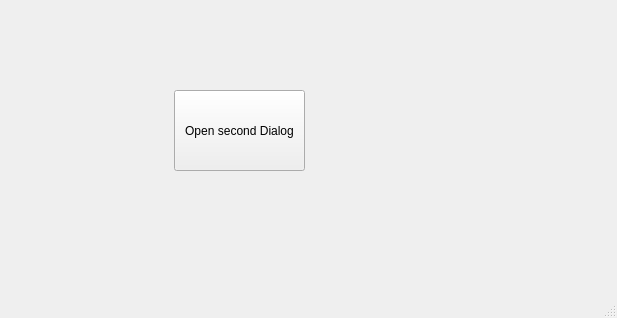
Qt form learning_QT/mainwindow.ui (hongthiet1994/QT_for_beginner) before a commit.
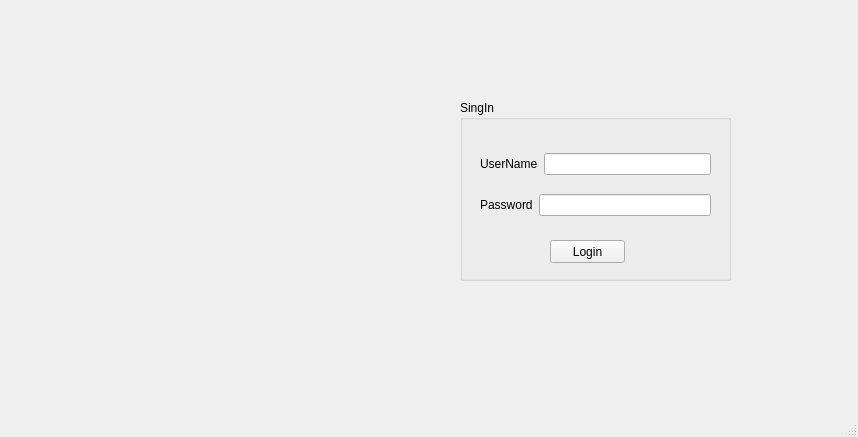
The same form after that commit.

Commit message: Simple Login app using QT

Patch:
```diff
--- a/learning_QT/mainwindow.ui
+++ b/learning_QT/mainwindow.ui
@@ -6,26 +6,79 @@
    <rect>
     <x>0</x>
     <y>0</y>
-    <width>617</width>
-    <height>318</height>
+    <width>858</width>
+    <height>437</height>
    </rect>
   </property>
   <property name="windowTitle">
    <string>MainWindow</string>
   </property>
   <widget class="QWidget" name="centralwidget">
-   <widget class="QPushButton" name="pushButton">
+   <widget class="QGroupBox" name="groupBox">
     <property name="geometry">
      <rect>
-      <x>174</x>
-      <y>90</y>
-      <width>131</width>
-      <height>81</height>
+      <x>460</x>
+      <y>100</y>
+      <width>271</width>
+      <height>181</height>
      </rect>
     </property>
-    <property name="text">
-     <string>Open second Dialog</string>
+    <property name="title">
+     <string>SingIn</string>
     </property>
+    <widget class="QPushButton" name="pushButton_Login">
+     <property name="geometry">
+      <rect>
+       <x>90</x>
+       <y>140</y>
+       <width>75</width>
+       <height>23</height>
+      </rect>
+     </property>
+     <property name="text">
+      <string>Login</string>
+     </property>
+    </widget>
+    <widget class="QWidget" name="">
+     <property name="geometry">
+      <rect>
+       <x>20</x>
+       <y>40</y>
+       <width>231</width>
+       <height>91</height>
+      </rect>
+     </property>
+     <layout class="QVBoxLayout" name="verticalLayout">
+      <item>
+       <layout class="QHBoxLayout" name="horizontalLayout">
+        <item>
+         <widget class="QLabel" name="label">
+          <property name="text">
+           <string>UserName</string>
+          </property>
+         </widget>
+        </item>
+        <item>
+         <widget class="QLineEdit" name="lineEdit_username"/>
+        </item>
+       </layout>
+      </item>
+      <item>
+       <layout class="QHBoxLayout" name="horizontalLayout_2">
+        <item>
+         <widget class="QLabel" name="label_2">
+          <property name="text">
+           <string>Password</string>
+          </property>
+         </widget>
+        </item>
+        <item>
+         <widget class="QLineEdit" name="lineEdit_password"/>
+        </item>
+       </layout>
+      </item>
+     </layout>
+    </widget>
    </widget>
   </widget>
   <widget class="QStatusBar" name="statusbar"/>
```
Left out of the diff: 2 changed lines with no effect on the pictures. The commit also changes 12 other files.
